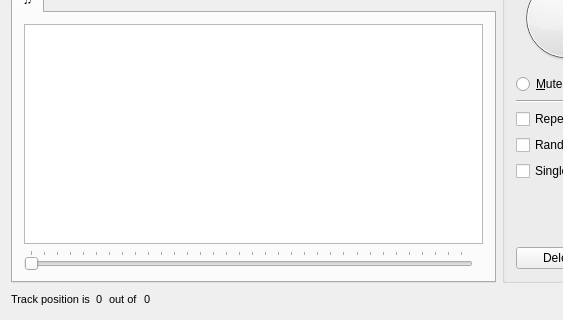
Before: the Qt Designer form mainwindow.ui in flyboy14/SamowarMP, drawn with Qt 5; both pictures show x 0 to 563 and y 161 to 481 of the 667 by 481 pixel window.
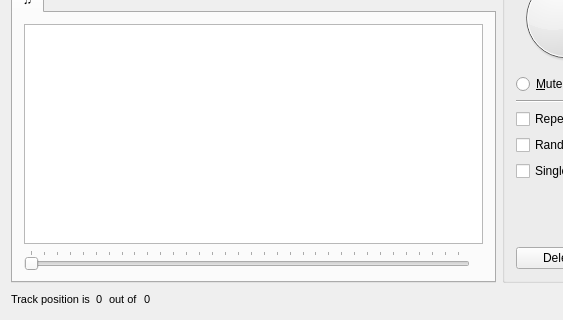
After: the same form once the commit is applied. Icons and pictures are not drawn.

```diff
--- a/mainwindow.ui
+++ b/mainwindow.ui
@@ -371,7 +371,7 @@
               <item row="1" column="1">
                <widget class="QLabel" name="labelDuration">
                 <property name="text">
-                 <string> </string>
+                 <string/>
                 </property>
                </widget>
               </item>
```
Left out of the diff: 4 changed lines with no effect on the pictures.
